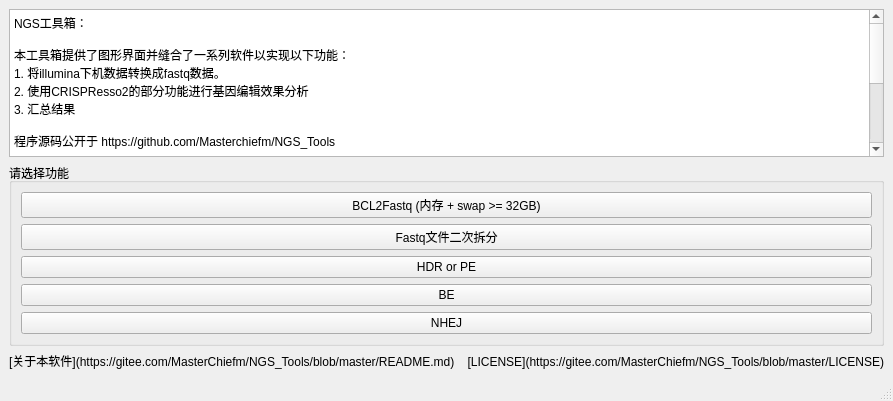
The window that gui_NGS_Tools.ui (Masterchiefm/NGS_Tools) describes before a commit, drawn with Qt 5.
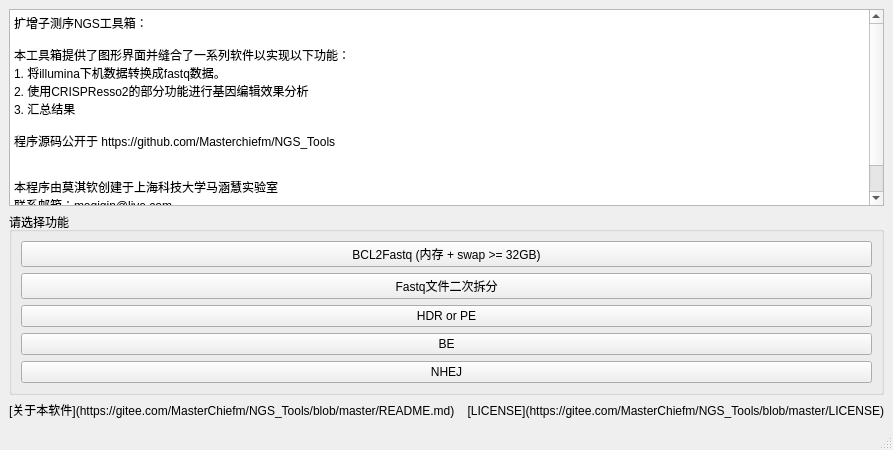
The same window after the commit.

```diff
--- a/gui_NGS_Tools.ui
+++ b/gui_NGS_Tools.ui
@@ -6,8 +6,8 @@
    <rect>
     <x>0</x>
     <y>0</y>
-    <width>591</width>
-    <height>401</height>
+    <width>527</width>
+    <height>450</height>
    </rect>
   </property>
   <property name="windowTitle">
@@ -18,7 +18,7 @@
     <item>
      <widget class="QPlainTextEdit" name="plainTextEdit">
       <property name="plainText">
-       <string>NGS工具箱：
+       <string>扩增子测序NGS工具箱：
 
 本工具箱提供了图形界面并缝合了一系列软件以实现以下功能：
 1. 将illumina下机数据转换成fastq数据。
@@ -28,9 +28,6 @@
 程序源码公开于 https://github.com/Masterchiefm/NGS_Tools
 
 
-
-
-
 本程序由莫淇钦创建于上海科技大学马涵慧实验室
 联系邮箱：moqiqin@live.com
 </string>
```
Left out of the diff: 5 changed lines with no effect on the pictures.
